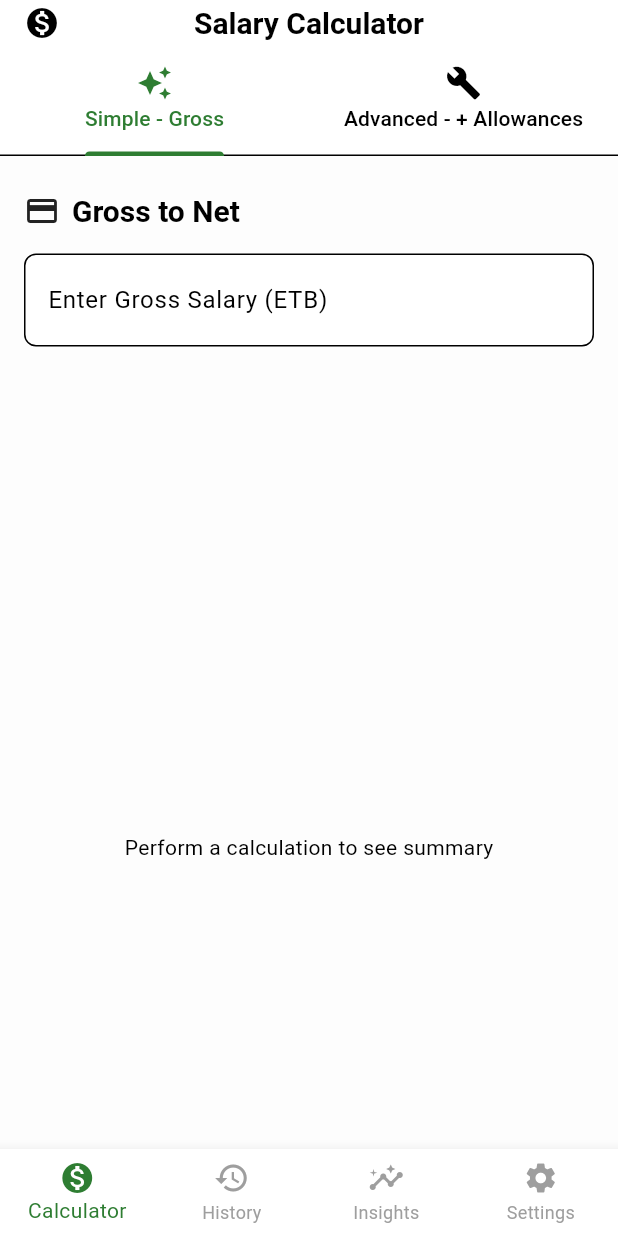
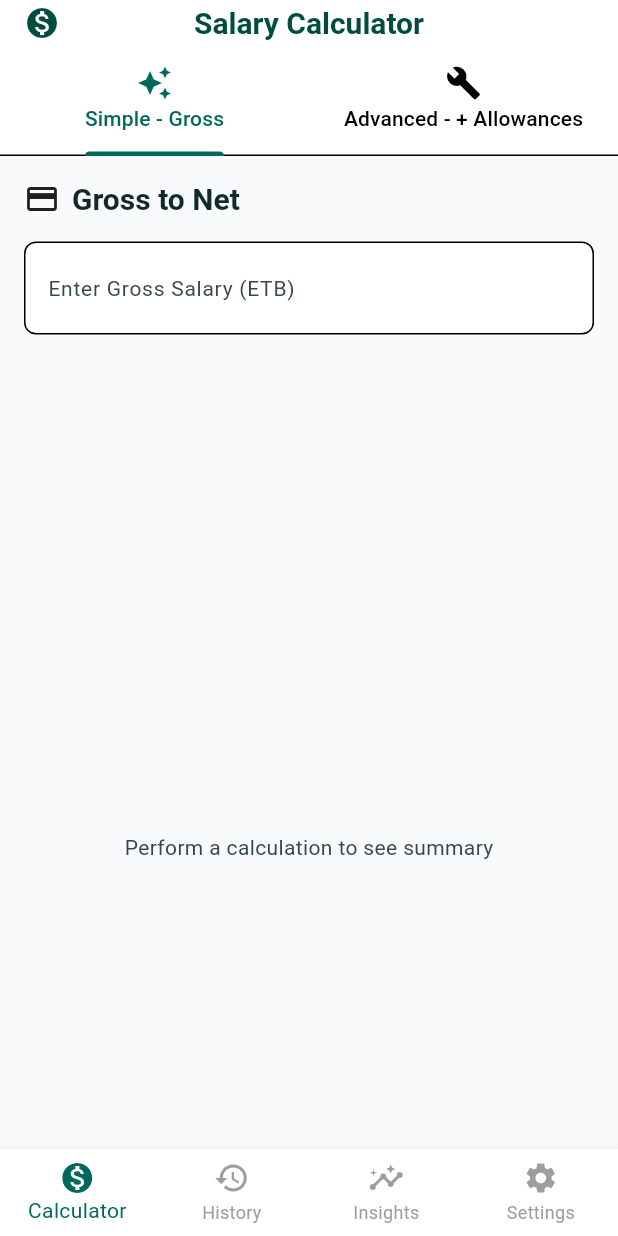
Before and after one commit to dag14/net-earn, a Flutter app: the screen it shows after launch, on a phone screen of 412 x 824 dp. Run offline on Flutter 3.47's test engine with Material 3 defaults, Android fonts, the phone set to English and light mode, and no system bars; our stand-ins replace fl_chart, flutter_riverpod, go_router.

Commit message:
fix(ui): minor ui refinements

```diff
--- a/lib/core/theme/app_theme.dart
+++ b/lib/core/theme/app_theme.dart
@@ -1,16 +1,58 @@
 import 'package:flutter/material.dart';
 
 class AppTheme {
-  // Ethiopian-inspired colors
-  static const Color green = Color(0xFF2E7D32);
-  static const Color yellow = Color(0xFFFBC02D);
+  /* =========================================================
+   * Brand Colors (Inspired by Arsenal Teal Jacket)
+   * ========================================================= */
+
+  // Main Teal Palette
+  static const Color tealDark = Color(0xFF004D40); // Dark teal (jacket body)
+  static const Color teal = Color(0xFF00695C); // Medium teal (primary)
+  static const Color tealLight = Color(
+    0xFF4DB6AC,
+  ); // Light teal (secondary areas)
+
+  // Mint / Pale Green Accent (side panels)
+  static const Color mint = Color(0xFFC8E6C9);
+
+  // Accent color for buttons, highlights
+  static const Color whiteAccent = Colors.white;
+
+  // Accent (retain your amber for contrast)
+  static const Color amber = Color(0xFFFFC107);
+
+  // Status colors
   static const Color red = Color(0xFFD32F2F);
+  static const Color success = Color(0xFF2E7D32);
+  static const Color blue = Color.fromARGB(255, 146, 191, 228);
+  static const Color purple = Color(0xFF6A0DAD);
 
-  // Neutral grays
-  static const Color lightBackground = Color(0xFFFDFDFD);
-  static const Color darkBackground = Color(0xFF121212);
+  /* =========================================================
+   * Light Theme Colors
+   * ========================================================= */
 
-  // Shared text style
+  static const Color lightScaffold = Color(0xFFF9FAFB);
+  static const Color lightSurface = Colors.white;
+
+  static const Color lightTitle = Color(0xFF102A2A);
+  static const Color lightBody = Color(0xFF37474F);
+  static const Color lightHint = Color(0xFF78909C);
+
+  /* =========================================================
+   * Dark Theme Colors
+   * ========================================================= */
+
+  static const Color darkScaffold = Color(0xFF0F1F1E);
+  static const Color darkSurface = Color(0xFF1C2B2A);
+
+  static const Color darkTitle = Color(0xFFE0F2F1);
+  static const Color darkBody = Color(0xFFB2DFDB);
+  static const Color darkHint = Color(0xFF78909C);
+
+  /* =========================================================
+   * Text Styles
+   * ========================================================= */
+
   static const TextStyle headline = TextStyle(
     fontSize: 20,
     fontWeight: FontWeight.w600,
@@ -21,77 +63,117 @@ class AppTheme {
     fontWeight: FontWeight.w400,
   );
 
-  static ThemeData lightTheme = ThemeData(
+  /* =========================================================
+   * Light Theme
+   * ========================================================= */
+
+  static final ThemeData lightTheme = ThemeData(
     brightness: Brightness.light,
-    scaffoldBackgroundColor: lightBackground,
-    colorScheme: ColorScheme.light(
-      primary: green,
-      secondary: yellow,
+    scaffoldBackgroundColor: lightScaffold,
+
+    colorScheme: const ColorScheme.light(
+      primary: teal, // medium teal as primary
+      secondary: mint, // mint accent for secondary
       error: red,
-      surface: Colors.white,
+      surface: lightSurface,
+      onPrimary: whiteAccent, // text/icons on primary
+      onSecondary: Colors.black,
     ),
+
+    appBarTheme: const AppBarTheme(
+      backgroundColor: lightSurface,
+      foregroundColor: tealDark,
+      elevation: 0,
+      centerTitle: true,
+    ),
+
     cardTheme: CardThemeData(
-      color: Colors.white,
+      color: lightSurface,
       elevation: 1,
       margin: const EdgeInsets.symmetric(vertical: 8, horizontal: 12),
       shape: RoundedRectangleBorder(borderRadius: BorderRadius.circular(16)),
     ),
+
+    textTheme: TextTheme(
+      titleLarge: headline.copyWith(color: lightTitle),
+      bodyMedium: body.copyWith(color: lightBody),
+    ),
+
+    inputDecorationTheme: InputDecorationTheme(
+      filled: true,
+      fillColor: lightSurface,
+      labelStyle: body.copyWith(color: lightBody),
+      hintStyle: const TextStyle(color: Color(0xFF78909C)),
+      border: OutlineInputBorder(
+        borderRadius: BorderRadius.all(Radius.circular(8)),
+        borderSide: BorderSide(color: Colors.grey.shade300),
+      ),
+      focusedBorder: OutlineInputBorder(
+        borderRadius: BorderRadius.all(Radius.circular(8)),
+        borderSide: BorderSide(color: teal),
+      ),
+    ),
+
+    bottomNavigationBarTheme: BottomNavigationBarThemeData(
+      backgroundColor: lightSurface,
+      selectedItemColor: teal,
+      unselectedItemColor: Colors.grey,
+      type: BottomNavigationBarType.fixed,
+      elevation: 4,
+    ),
+  );
+
+  /* =========================================================
+   * Dark Theme
+   * ========================================================= */
+
+  static final ThemeData darkTheme = ThemeData(
+    brightness: Brightness.dark,
+    scaffoldBackgroundColor: darkScaffold,
+
+    colorScheme: const ColorScheme.dark(
+      primary: tealLight, // lighter teal in dark mode
+      secondary: mint, // mint accent in dark mode too
+      error: red,
+      surface: darkSurface,
+      onPrimary: Color(0xFF00201D),
+      onSecondary: Colors.black,
+    ),
+
     appBarTheme: const AppBarTheme(
-      backgroundColor: Colors.white,
-      foregroundColor: Colors.black,
+      backgroundColor: Color(0xFF004D40), // dark teal
+      foregroundColor: darkTitle,
       elevation: 0,
       centerTitle: true,
     ),
-    textTheme: const TextTheme(titleLarge: headline, bodyMedium: body),
-    inputDecorationTheme: InputDecorationTheme(
-      filled: true,
-      fillColor: Colors.white,
-      border: OutlineInputBorder(
-        borderRadius: BorderRadius.all(Radius.circular(8)),
-      ),
-    ),
-    bottomNavigationBarTheme: const BottomNavigationBarThemeData(
-      backgroundColor: Colors.white,
-      selectedItemColor: green,
-      unselectedItemColor: Colors.grey,
-      type: BottomNavigationBarType.fixed,
-    ),
-  );
 
-  static ThemeData darkTheme = ThemeData(
-    brightness: Brightness.dark,
-    scaffoldBackgroundColor: darkBackground,
-    colorScheme: ColorScheme.dark(
-      primary: green,
-      secondary: yellow,
-      error: red,
-      surface: Color(0xFF1E1E1E),
-    ),
     cardTheme: CardThemeData(
-      color: const Color(0xFF1E1E1E),
+      color: darkSurface,
       elevation: 1,
       margin: const EdgeInsets.symmetric(vertical: 8, horizontal: 12),
       shape: RoundedRectangleBorder(borderRadius: BorderRadius.circular(16)),
     ),
-    appBarTheme: const AppBarTheme(
-      backgroundColor: Colors.black,
-      foregroundColor: Colors.white,
-      elevation: 0,
-      centerTitle: true,
-    ),
-    textTheme: const TextTheme(titleLarge: headline, bodyMedium: body),
-    inputDecorationTheme: const InputDecorationTheme(
+
+    inputDecorationTheme: InputDecorationTheme(
       filled: true,
-      fillColor: Color(0xFF2A2A2A),
+      fillColor: Color(0xFF223332),
+      labelStyle: body.copyWith(color: darkBody),
+      hintStyle: TextStyle(color: darkHint),
       border: OutlineInputBorder(
         borderRadius: BorderRadius.all(Radius.circular(8)),
       ),
+      focusedBorder: OutlineInputBorder(
+        borderRadius: BorderRadius.all(Radius.circular(8)),
+        borderSide: BorderSide(color: tealLight),
+      ),
     ),
-    bottomNavigationBarTheme: const BottomNavigationBarThemeData(
-      backgroundColor: Color(0xFF1E1E1E),
-      selectedItemColor: green,
+
+    bottomNavigationBarTheme: BottomNavigationBarThemeData(
+      backgroundColor: darkSurface,
+      selectedItemColor: tealLight,
       unselectedItemColor: Colors.grey,
       type: BottomNavigationBarType.fixed,
+      elevation: 4,
     ),
   );
 }
--- a/lib/features/income_calculator/presentation/screens/calculator_screen.dart
+++ b/lib/features/income_calculator/presentation/screens/calculator_screen.dart
@@ -45,8 +45,8 @@ class _CalculatorScreenState extends State<CalculatorScreen> {
             texts: ['Simple - Gross', 'Advanced - + Allowances'],
           ),
         ),
-        body: NestedScrollView(
-          headerSliverBuilder: (context, innerBoxIsScrolled) => [],
+        // body: NestedScrollView(
+        //   headerSliverBuilder: (context, innerBoxIsScrolled) => [],
         body: Column(
           children: [
             SizedBox(
@@ -60,16 +60,15 @@ class _CalculatorScreenState extends State<CalculatorScreen> {
               ),
             ),
             Expanded(
-                flex: 2,
-                child: Padding(
-                  padding: const EdgeInsets.symmetric(horizontal: 8.0),
+              child: Align(
+                alignment: Alignment.topCenter,
                 child: SalarySummary(),
               ),
             ),
           ],
         ),
       ),
-      ),
+      // ),
     );
   }
 }
--- a/lib/features/income_calculator/presentation/widgets/simple_calculator.dart
+++ b/lib/features/income_calculator/presentation/widgets/simple_calculator.dart
@@ -2,6 +2,7 @@ import 'package:flutter/material.dart';
 import 'package:flutter/services.dart';
 import 'package:flutter_riverpod/flutter_riverpod.dart';
 import 'package:intl/intl.dart';
+import 'package:netearn/core/theme/app_theme.dart'; // Added import
 import 'package:netearn/features/income_calculator/providers/calc_providers.dart';
 
 class SimpleCalculator extends ConsumerWidget {
@@ -15,9 +16,10 @@ class SimpleCalculator extends ConsumerWidget {
     final calculation = ref.watch(lastCalculationProvider);
 
     return Padding(
-      padding: const EdgeInsets.symmetric(horizontal: 16.0, vertical: 24.0),
+      // padding: const EdgeInsets.symmetric(horizontal: 16.0, vertical: 24.0),
+      padding: const EdgeInsets.fromLTRB(16, 16, 16, 0),
+
       child: Column(
-        crossAxisAlignment: CrossAxisAlignment.start,
         children: [
           Row(
             children: [
@@ -55,27 +57,27 @@ class SimpleCalculator extends ConsumerWidget {
               FocusScope.of(context).unfocus();
             },
           ),
-          const SizedBox(height: 24),
+          const SizedBox(height: 64),
           if (calculation != null) ...[
             Text(
               'Net Salary: ${formatter.format(calculation.netSalary)} ETB',
               style: Theme.of(context).textTheme.titleLarge?.copyWith(
                 fontSize: 18,
-                color: Theme.of(context).colorScheme.primary,
+                color: AppTheme.success,
               ),
             ),
             Text(
               'Income Tax: ${formatter.format(calculation.tax)} ETB',
               style: Theme.of(context).textTheme.titleLarge?.copyWith(
                 fontSize: 18,
-                color: Theme.of(context).colorScheme.primary,
+                color: AppTheme.red,
               ),
             ),
             Text(
               'Pension: ${formatter.format(calculation.pension)} ETB',
               style: Theme.of(context).textTheme.titleLarge?.copyWith(
                 fontSize: 18,
-                color: Theme.of(context).colorScheme.primary,
+                color: AppTheme.blue,
               ),
             ),
           ],
```
Also changed, not shown: lib/features/income_calculator/presentation/widgets/summary_pie.dart (+133 -159 lines). Lines whose indentation alone changed are shown as unchanged.
